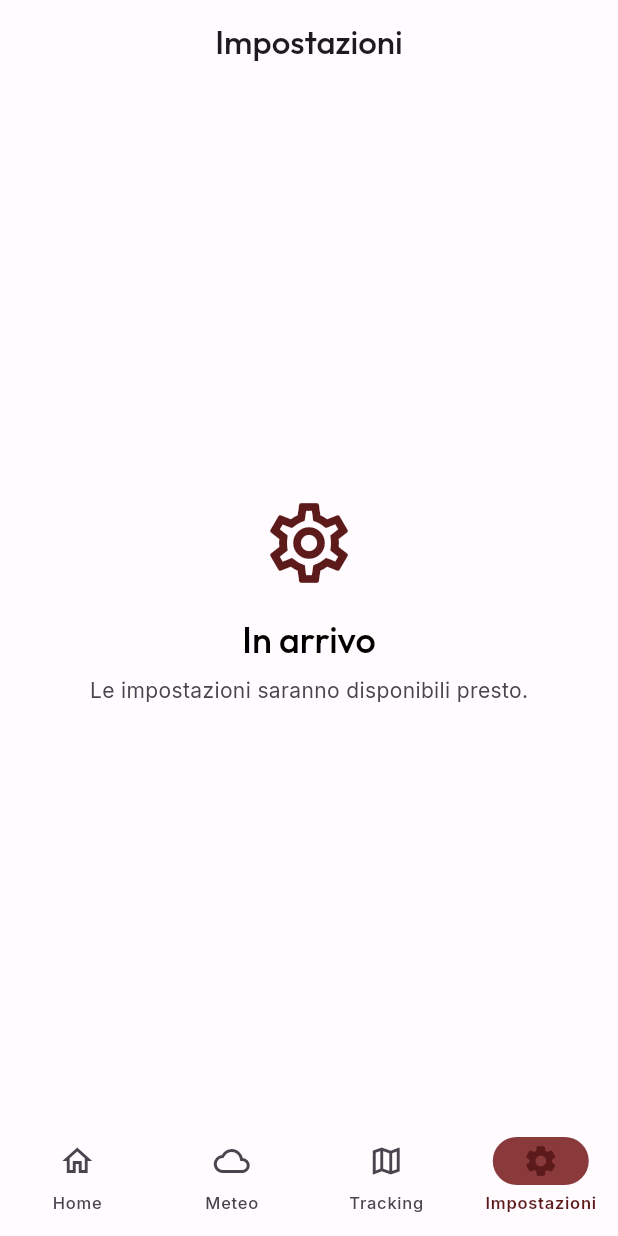
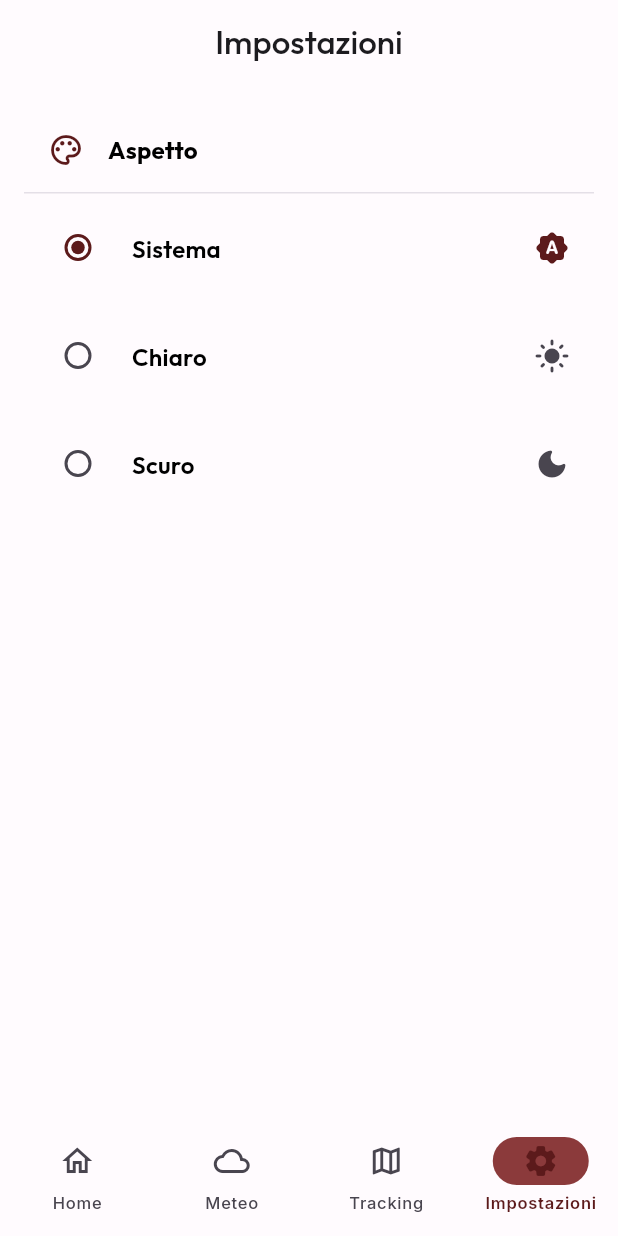
Before and after one commit to dariocast/passio-sorrento, a Flutter app: the screen it shows after launch, item 4 of the bottom bar chosen, on a phone screen of 412 x 824 dp. Run offline on Flutter 3.47's test engine with Material 3 defaults, Android fonts, the phone set to English and light mode, and no system bars; our stand-ins replace equatable, flutter_bloc, flutter_map, geolocator, go_router, google_fonts and 4 more; network calls fail.

Commit message:
fix: something broken in mobile app

```diff
--- a/mobile/lib/core/constants/constants.dart
+++ b/mobile/lib/core/constants/constants.dart
@@ -6,7 +6,7 @@ class ApiConstants {
   ApiConstants._();
 
   /// Base URL for the backend server.
-  static const String baseUrl = 'http://localhost:5000/api';
+  static const String baseUrl = 'http://192.168.1.4:5000/api';
 
   /// Endpoints.
   static const String confraternities = '/confraternities';
--- a/mobile/lib/core/router/app_router.dart
+++ b/mobile/lib/core/router/app_router.dart
@@ -6,6 +6,7 @@ import 'package:go_router/go_router.dart';
 
 import '../../features/home/presentation/pages/confraternity_detail_page.dart';
 import '../../features/home/presentation/pages/home_page.dart';
+import '../../features/settings/presentation/pages/settings_page.dart';
 import '../../features/tracking/presentation/pages/tracking_page.dart';
 import '../../features/weather/presentation/pages/weather_page.dart';
 import '../navigation/app_shell.dart';
@@ -129,14 +130,14 @@ class AppRouter {
               );
             },
           ),
-          // Settings tab (placeholder)
+          // Settings tab
           GoRoute(
             path: AppRoutes.settings,
             name: RouteNames.settings,
             pageBuilder: (context, state) => _buildPageWithTransition(
               context: context,
               state: state,
-              child: const _SettingsPlaceholder(),
+              child: const SettingsPage(),
             ),
           ),
         ],
@@ -229,46 +230,11 @@ class AppRouter {
   }
 }
 
-/// Placeholder settings page.
-class _SettingsPlaceholder extends StatelessWidget {
-  const _SettingsPlaceholder();
-
-  @override
-  Widget build(BuildContext context) {
-    final theme = Theme.of(context);
-
-    return Scaffold(
-      appBar: AppBar(title: const Text('Impostazioni')),
-      body: Center(
-        child: Column(
-          mainAxisAlignment: MainAxisAlignment.center,
-          children: [
-            Icon(
-              Icons.settings_outlined,
-              size: 64,
-              color: theme.colorScheme.primary,
-            ),
-            const SizedBox(height: 16),
-            Text('In arrivo', style: theme.textTheme.headlineSmall),
-            const SizedBox(height: 8),
-            Text(
-              'Le impostazioni saranno disponibili presto.',
-              style: theme.textTheme.bodyMedium?.copyWith(
-                color: theme.colorScheme.onSurfaceVariant,
-              ),
-            ),
-          ],
-        ),
-      ),
-    );
-  }
-}
-
 /// Extension for convenient navigation.
 extension AppRouterExtension on BuildContext {
   /// Navigate to confraternity detail.
   void goToConfraternity(ConfraternityDetailArgs args) {
-    goNamed(
+    pushNamed(
       RouteNames.confraternityDetail,
       pathParameters: {'id': args.confraternityId},
       extra: args,
--- /dev/null
+++ b/mobile/lib/features/settings/presentation/cubit/settings_cubit.dart
@@ -0,0 +1,43 @@
+import 'package:equatable/equatable.dart';
+import 'package:flutter/material.dart';
+import 'package:flutter_bloc/flutter_bloc.dart';
+import 'package:shared_preferences/shared_preferences.dart';
+
+part 'settings_state.dart';
+
+class SettingsCubit extends Cubit<SettingsState> {
+  SettingsCubit({required SharedPreferences sharedPreferences})
+    : _sharedPreferences = sharedPreferences,
+      super(const SettingsState()) {
+    _loadSettings();
+  }
+
+  final SharedPreferences _sharedPreferences;
+  static const _themeModeKey = 'theme_mode';
+
+  void _loadSettings() {
+    final themeModeIndex = _sharedPreferences.getInt(_themeModeKey);
+    if (themeModeIndex != null &&
+        themeModeIndex >= 0 &&
+        themeModeIndex < AppThemeMode.values.length) {
+      emit(state.copyWith(themeMode: AppThemeMode.values[themeModeIndex]));
+    }
+  }
+
+  Future<void> setThemeMode(AppThemeMode mode) async {
+    await _sharedPreferences.setInt(_themeModeKey, mode.index);
+    emit(state.copyWith(themeMode: mode));
+  }
+
+  /// Helper to convert AppThemeMode to Flutter's ThemeMode
+  ThemeMode get themeMode {
+    switch (state.themeMode) {
+      case AppThemeMode.system:
+        return ThemeMode.system;
+      case AppThemeMode.light:
+        return ThemeMode.light;
+      case AppThemeMode.dark:
+        return ThemeMode.dark;
+    }
+  }
+}
--- /dev/null
+++ b/mobile/lib/features/settings/presentation/cubit/settings_state.dart
@@ -0,0 +1,31 @@
+part of 'settings_cubit.dart';
+
+enum AppThemeMode {
+  system,
+  light,
+  dark;
+
+  String get label {
+    switch (this) {
+      case AppThemeMode.system:
+        return 'Sistema';
+      case AppThemeMode.light:
+        return 'Chiaro';
+      case AppThemeMode.dark:
+        return 'Scuro';
+    }
+  }
+}
+
+class SettingsState extends Equatable {
+  const SettingsState({this.themeMode = AppThemeMode.system});
+
+  final AppThemeMode themeMode;
+
+  SettingsState copyWith({AppThemeMode? themeMode}) {
+    return SettingsState(themeMode: themeMode ?? this.themeMode);
+  }
+
+  @override
+  List<Object> get props => [themeMode];
+}
--- /dev/null
+++ b/mobile/lib/features/settings/presentation/pages/settings_page.dart
@@ -0,0 +1,86 @@
+import 'package:flutter/material.dart';
+import 'package:flutter_bloc/flutter_bloc.dart';
+import '../../../../core/components/components.dart';
+import '../../../../core/theme/app_theme.dart';
+import '../cubit/settings_cubit.dart';
+
+class SettingsPage extends StatelessWidget {
+  const SettingsPage({super.key});
+
+  @override
+  Widget build(BuildContext context) {
+    final theme = Theme.of(context);
+
+    return Scaffold(
+      appBar: AppBar(title: const Text('Impostazioni'), centerTitle: true),
+      body: ListView(
+        padding: const EdgeInsets.all(AppSpacing.md),
+        children: [
+          _buildThemeSection(context, theme),
+          // Add more settings sections here in the future
+        ],
+      ),
+    );
+  }
+
+  Widget _buildThemeSection(BuildContext context, ThemeData theme) {
+    return AppCard(
+      child: Column(
+        crossAxisAlignment: CrossAxisAlignment.start,
+        children: [
+          Padding(
+            padding: const EdgeInsets.all(AppSpacing.md),
+            child: Row(
+              children: [
+                Icon(Icons.palette_outlined, color: theme.colorScheme.primary),
+                const SizedBox(width: AppSpacing.md),
+                Text(
+                  'Aspetto',
+                  style: theme.textTheme.titleMedium?.copyWith(
+                    fontWeight: FontWeight.bold,
+                  ),
+                ),
+              ],
+            ),
+          ),
+          const Divider(height: 1),
+          BlocBuilder<SettingsCubit, SettingsState>(
+            builder: (context, state) {
+              return Column(
+                children: AppThemeMode.values.map((mode) {
+                  return RadioListTile<AppThemeMode>(
+                    title: Text(mode.label),
+                    value: mode,
+                    groupValue: state.themeMode,
+                    onChanged: (value) {
+                      if (value != null) {
+                        context.read<SettingsCubit>().setThemeMode(value);
+                      }
+                    },
+                    secondary: Icon(
+                      _getIconForMode(mode),
+                      color: state.themeMode == mode
+                          ? theme.colorScheme.primary
+                          : theme.colorScheme.onSurfaceVariant,
+                    ),
+                  );
+                }).toList(),
+              );
+            },
+          ),
+        ],
+      ),
+    );
+  }
+
+  IconData _getIconForMode(AppThemeMode mode) {
+    switch (mode) {
+      case AppThemeMode.system:
+        return Icons.brightness_auto_rounded;
+      case AppThemeMode.light:
+        return Icons.light_mode_rounded;
+      case AppThemeMode.dark:
+        return Icons.dark_mode_rounded;
+    }
+  }
+}
--- a/mobile/lib/features/tracking/domain/entities/tracking_data.dart
+++ b/mobile/lib/features/tracking/domain/entities/tracking_data.dart
@@ -17,6 +17,9 @@ class TrackingData extends Equatable {
 
   /// Reference to the procession/confraternity being tracked.
   final String processionId;
+
+  /// Alias for processionId to match UI requirements.
+  String get confraternityId => processionId;
 
   /// Current geographic position.
   final LatLng position;
--- a/mobile/lib/features/weather/domain/entities/weather.dart
+++ b/mobile/lib/features/weather/domain/entities/weather.dart
@@ -11,6 +11,10 @@ class Weather extends Equatable {
     required this.description,
     required this.icon,
     required this.precipitationProbability,
+    required this.humidity,
+    this.feelsLike,
+    required this.windSpeed,
+    this.windDeg,
     required this.timestamp,
   });
 
@@ -29,6 +33,18 @@ class Weather extends Equatable {
   /// Precipitation probability (0-100).
   final int precipitationProbability;
 
+  /// Humidity percentage (0-100).
+  final int humidity;
+
+  /// Feels like temperature in Celsius.
+  final double? feelsLike;
+
+  /// Wind speed in m/s.
+  final double windSpeed;
+
+  /// Wind direction in degrees.
+  final int? windDeg;
+
   /// Timestamp of the weather data.
   final DateTime timestamp;
 
@@ -39,6 +55,10 @@ class Weather extends Equatable {
     description,
     icon,
     precipitationProbability,
+    humidity,
+    feelsLike,
+    windSpeed,
+    windDeg,
     timestamp,
   ];
 }
--- a/mobile/lib/main.dart
+++ b/mobile/lib/main.dart
@@ -18,13 +18,22 @@ import 'features/weather/data/datasources/weather_remote_data_source.dart';
 import 'features/weather/data/repositories/weather_repository_impl.dart';
 import 'features/weather/domain/repositories/weather_repository.dart';
 
-void main() {
-  runApp(const HolyweekApp());
+import 'package:shared_preferences/shared_preferences.dart';
+import 'features/settings/presentation/cubit/settings_cubit.dart';
+
+// ...
+
+void main() async {
+  WidgetsFlutterBinding.ensureInitialized();
+  final sharedPreferences = await SharedPreferences.getInstance();
+  runApp(HolyweekApp(sharedPreferences: sharedPreferences));
 }
 
 /// Root application widget with dependency injection.
 class HolyweekApp extends StatelessWidget {
-  const HolyweekApp({super.key});
+  const HolyweekApp({super.key, required this.sharedPreferences});
+
+  final SharedPreferences sharedPreferences;
 
   @override
   Widget build(BuildContext context) {
@@ -59,19 +68,28 @@ class HolyweekApp extends StatelessWidget {
       remoteDataSource: weatherRemoteDataSource,
     );
 
+    final settingsCubit = SettingsCubit(sharedPreferences: sharedPreferences);
+
     return MultiRepositoryProvider(
       providers: [
         RepositoryProvider<HomeRepository>.value(value: homeRepository),
         RepositoryProvider<TrackingRepository>.value(value: trackingRepository),
         RepositoryProvider<WeatherRepository>.value(value: weatherRepository),
       ],
-      child: MaterialApp.router(
-        title: 'Holyweek Tracker',
-        debugShowCheckedModeBanner: false,
-        theme: AppTheme.lightTheme,
-        darkTheme: AppTheme.darkTheme,
-        themeMode: ThemeMode.system,
-        routerConfig: AppRouter.router,
+      child: BlocProvider.value(
+        value: settingsCubit,
+        child: BlocBuilder<SettingsCubit, SettingsState>(
+          builder: (context, state) {
+            return MaterialApp.router(
+              title: 'Holyweek Tracker',
+              debugShowCheckedModeBanner: false,
+              theme: AppTheme.lightTheme,
+              darkTheme: AppTheme.darkTheme,
+              themeMode: settingsCubit.themeMode,
+              routerConfig: AppRouter.router,
+            );
+          },
+        ),
       ),
     );
   }
```
Also changed, not shown: mobile/lib/core/navigation/app_shell.dart (+24 -18 lines), mobile/lib/features/home/data/repositories/home_repository_http.dart (+1 -27 lines), mobile/lib/features/weather/data/repositories/weather_repository_impl.dart (+6 -1 lines), 1 other file.
